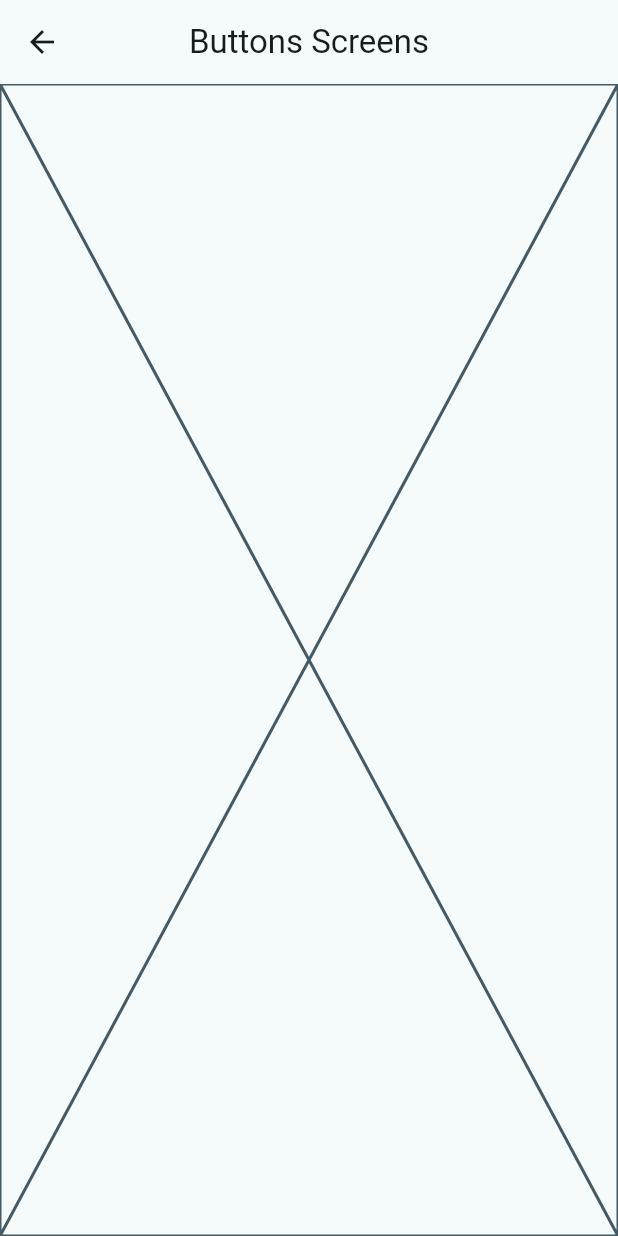
After one commit to kvzon1984/curso-flutter, a Flutter app: the screen it shows after launch, after a tap on "Botones", on a phone screen of 412 x 824 dp. The commit adds this screen. Run offline on Flutter 3.47's test engine with Material 2 defaults, Android fonts, the phone set to English and light mode, and no system bars; our stand-ins replace animate_do, dio, go_router, video_player.

Commit message:
goRouter Configurado

```diff
--- /dev/null
+++ b/widgets_app/lib/config/router/app_router.dart
@@ -0,0 +1,21 @@
+import 'package:go_router/go_router.dart';
+import 'package:widgets_app/presentation/screens/screens.dart';
+
+// GoRouter configuration
+final appRouter = GoRouter(
+  initialLocation: '/',
+  routes: [
+    GoRoute(
+      path: '/',
+      builder: (context, state) => const HomeScreens(),
+    ),
+    GoRoute(
+      path: '/buttons',
+      builder: (context, state) => const ButtonsScreen(),
+    ),
+    GoRoute(
+      path: '/cards',
+      builder: (context, state) => const CardsScreen(),
+    ),
+  ],
+);
--- a/widgets_app/lib/main.dart
+++ b/widgets_app/lib/main.dart
@@ -1,7 +1,6 @@
 import 'package:flutter/material.dart';
-import 'package:widgets_app/presentation/screens/home/home_screens.dart';
-
 import 'config/theme/app_theme.dart';
+import 'package:widgets_app/config/router/app_router.dart';
 
 void main() {
   runApp(const MainApp());
@@ -12,10 +11,10 @@ class MainApp extends StatelessWidget {
 
   @override
   Widget build(BuildContext context) {
-    return MaterialApp(
+    return MaterialApp.router(
+      routerConfig: appRouter,
       debugShowCheckedModeBanner: false,
       theme: AppTheme(selectedColor: 1).getTheme(),
-      home: const HomeScreens(),
     );
   }
 }
--- /dev/null
+++ b/widgets_app/lib/presentation/screens/buttons/buttons_screen.dart
@@ -0,0 +1,15 @@
+import 'package:flutter/material.dart';
+
+class ButtonsScreen extends StatelessWidget {
+  const ButtonsScreen({super.key});
+
+  @override
+  Widget build(BuildContext context) {
+    return Scaffold(
+      appBar: AppBar(
+        title: const Text('Buttons Screens'),
+      ),
+      body: Placeholder(),
+    );
+  }
+}
--- a/widgets_app/lib/presentation/screens/home/home_screens.dart
+++ b/widgets_app/lib/presentation/screens/home/home_screens.dart
@@ -1,5 +1,7 @@
 import 'package:flutter/material.dart';
+import 'package:go_router/go_router.dart';
 import '../../../config/menu/menu_items.dart';
+import '../buttons/buttons_screen.dart';
 
 class HomeScreens extends StatelessWidget {
   const HomeScreens({super.key});
@@ -52,7 +54,15 @@ class _CustomListTile extends StatelessWidget {
       title: Text(menuItems.title),
       subtitle: Text(menuItems.subTitle),
       onTap: () {
-        //TODO realizar navegacion
+        // Navigator.of(context).push(
+        //   MaterialPageRoute(
+        //       builder: (context) => const ButtonsScreen(),
+        //     ),
+        //   );
+
+        // Navigator.pushNamed(context, menuItems.link);
+
+        context.push( menuItems.link );
       },
     );
   }
--- /dev/null
+++ b/widgets_app/lib/presentation/screens/screens.dart
@@ -0,0 +1,3 @@
+export 'package:widgets_app/presentation/screens/buttons/buttons_screen.dart';
+export 'package:widgets_app/presentation/screens/cards/cards_screen.dart';
+export 'package:widgets_app/presentation/screens/home/home_screens.dart';
--- a/widgets_app/pubspec.yaml
+++ b/widgets_app/pubspec.yaml
@@ -9,11 +9,12 @@ environment:
 dependencies:
   flutter:
     sdk: flutter
+  go_router: ^9.1.0
 
 dev_dependencies:
+  flutter_lints: ^2.0.0
   flutter_test:
     sdk: flutter
-  flutter_lints: ^2.0.0
 
 flutter:
   uses-material-design: true
```
Also changed, not shown: widgets_app/lib/presentation/screens/cards/cards_screen.dart (added, +15 -0 lines), widgets_app/pubspec.lock.
